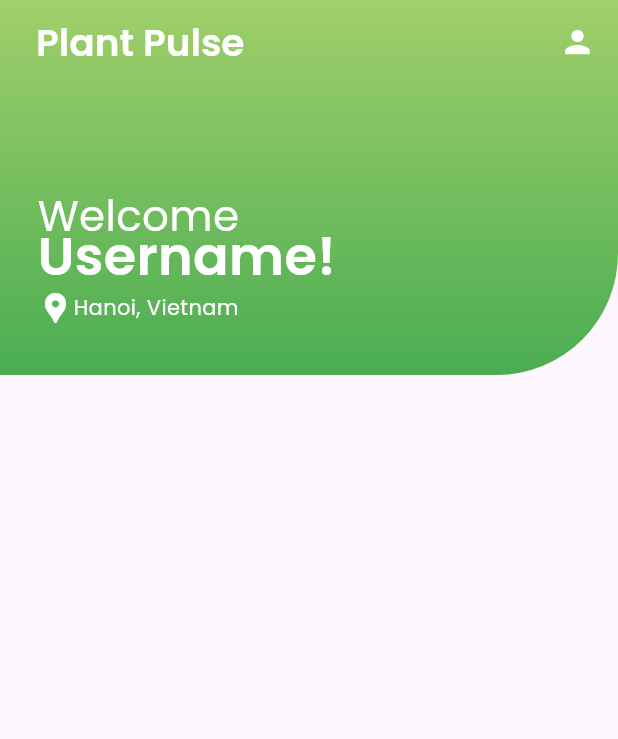
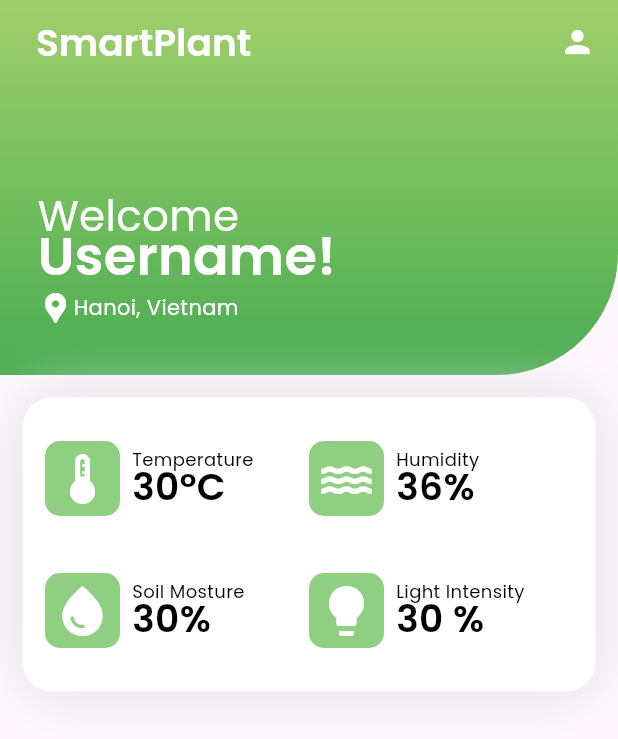
Before and after one commit to hantbk/smartpot, a Flutter app: the screen it shows after launch, on a phone screen of 412 x 824 dp. Shown: the top 739 px of the screen. Run offline on Flutter 3.47's test engine with Material 3 defaults, Android fonts, the phone set to English and light mode, and no system bars; our stand-ins replace google_fonts.

Commit message:
Add WeatherDetails widget and update Home page layout

```diff
--- a/plantapp/lib/pages/home.dart
+++ b/plantapp/lib/pages/home.dart
@@ -2,6 +2,7 @@ import 'package:flutter/cupertino.dart';
 import 'package:flutter/material.dart';
 import 'package:flutter/widgets.dart';
 import 'package:google_fonts/google_fonts.dart';
+import 'package:plantapp/pages/weatherdets.dart';
 
 class Home extends StatelessWidget {
   const Home({super.key});
@@ -13,10 +14,16 @@ class Home extends StatelessWidget {
       appBar: AppBar(
         title: Padding(
           padding: const EdgeInsets.all(8.0),
-          child: Text(
-            "Plant Pulse",
-            style: GoogleFonts.poppins(
-                color: Colors.white, fontWeight: FontWeight.w600, fontSize: 25),
+          child: Row(
+            children: [
+              Text(
+                "SmartPlant",
+                style: GoogleFonts.poppins(
+                    color: Colors.white,
+                    fontWeight: FontWeight.w600,
+                    fontSize: 25),
+              ),
+            ],
           ),
         ),
         backgroundColor: Colors.transparent,
@@ -90,7 +97,41 @@ class Home extends StatelessWidget {
                   )
                 ]),
               )
-            ])
+            ]),
+            Padding(
+              padding: const EdgeInsets.all(15.0),
+              child: Container(
+                decoration: BoxDecoration(
+                    borderRadius: BorderRadius.circular(20),
+                    color: Colors.white,
+                    boxShadow: [
+                      BoxShadow(
+                        color: Colors.grey.shade300,
+                        blurRadius: 35,
+                      ),
+                    ]),
+                child: GridView.count(
+                  crossAxisCount: 2,
+                  childAspectRatio: 2,
+                  shrinkWrap: true,
+                  padding: const EdgeInsets.symmetric(horizontal: 15, vertical: 10),
+                  children: const [
+                    WeatherDetails(
+                        wtype: "Temperature",
+                        val: "30°C",
+                        ic: Icons.thermostat),
+                    WeatherDetails(
+                        wtype: "Humidity", val: "36%", ic: Icons.water),
+                    WeatherDetails(
+                        wtype: "Soil Mosture", val: "30%", ic: Icons.water_drop),
+                    WeatherDetails(
+                        wtype: "Light Intensity",
+                        val: "30 %",
+                        ic: Icons.lightbulb),
+                  ],
+                ),
+              ),
+            )
           ],
         ),
       ),
--- /dev/null
+++ b/plantapp/lib/pages/weatherdets.dart
@@ -0,0 +1,57 @@
+import 'package:flutter/cupertino.dart';
+import 'package:flutter/material.dart';
+import 'package:google_fonts/google_fonts.dart';
+
+class WeatherDetails extends StatelessWidget {
+  final String wtype;
+  final String val;
+  final IconData ic;
+  const WeatherDetails(
+      {super.key, required this.wtype, required this.val, required this.ic});
+  @override
+  Widget build(BuildContext context) {
+    return Row(
+      children: [
+        Container(
+          decoration: BoxDecoration(
+            color: const Color.fromRGBO(143, 207, 130, 1),
+            borderRadius: BorderRadius.circular(10),
+          ),
+          child: Padding(
+            padding: const EdgeInsets.all(5.0),
+            child: Icon(
+              ic,
+              size: 40,
+              color: Colors.white,
+            ),
+          ),
+        ),
+        Padding(
+          padding: const EdgeInsets.symmetric(horizontal: 8.0),
+          child: Wrap(direction: Axis.vertical, children: [
+            Text.rich(TextSpan(
+              text: '$wtype\n', // First part of the text
+              style: GoogleFonts.poppins(
+                color: Colors.black,
+                height: 1,
+                fontWeight: FontWeight.w400,
+                fontSize: 12,
+              ),
+              children: <TextSpan>[
+                TextSpan(
+                  text: val, // Second part of the text
+                  style: GoogleFonts.poppins(
+                    height: 1,
+                    color: Colors.black,
+                    fontWeight: FontWeight.w600, // Different font weight
+                    fontSize: 25, // Same font size, or adjust as needed
+                  ),
+                ),
+              ],
+            )),
+          ]),
+        )
+      ],
+    );
+  }
+}
```
